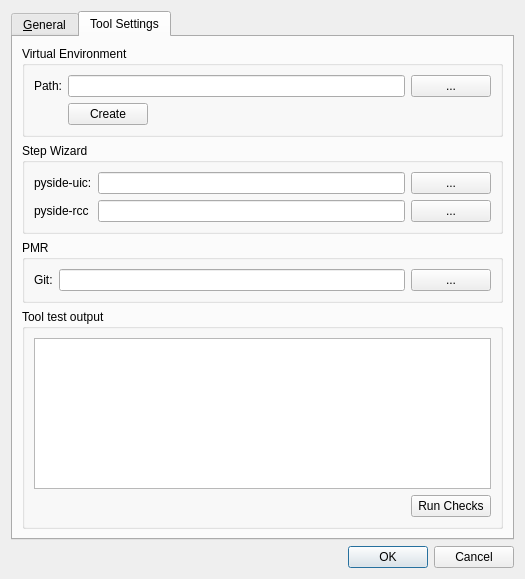
Qt form src/mapclient/view/managers/options/qt/optionsdialog.ui (MusculoskeletalAtlasProject/mapclient) before a commit.
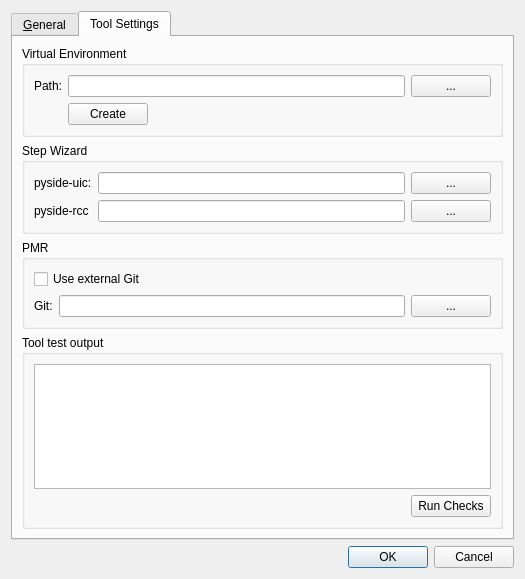
The same form after that commit. The open tabs and pages were chosen to show the change.

Patch:
```diff
--- a/src/mapclient/view/managers/options/qt/optionsdialog.ui
+++ b/src/mapclient/view/managers/options/qt/optionsdialog.ui
@@ -197,6 +197,15 @@
          <property name="title">
           <string>PMR</string>
          </property>
+         <layout class="QVBoxLayout" name="verticalLayout_5">
+          <item>
+           <widget class="QCheckBox" name="checkBoxUseExternalGit">
+            <property name="text">
+             <string>Use external Git</string>
+            </property>
+           </widget>
+          </item>
+          <item>
          <layout class="QHBoxLayout" name="horizontalLayout_3">
           <item>
            <widget class="QLabel" name="labelGitExecutable">
@@ -224,6 +233,8 @@
              <string>...</string>
             </property>
            </widget>
+            </item>
+           </layout>
           </item>
          </layout>
         </widget>
```
Lines whose indentation alone changed are shown as unchanged.
